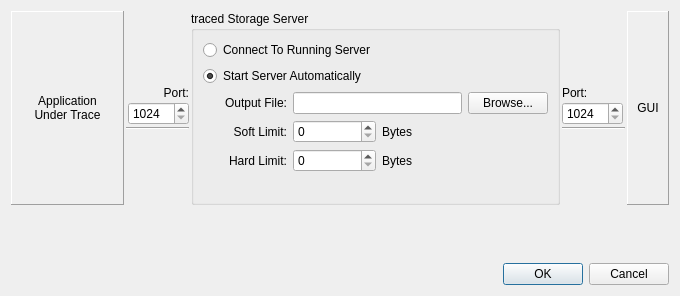
Above: gui/storageview.ui from froglogic/tracetool before the change. Below: the same form after it.
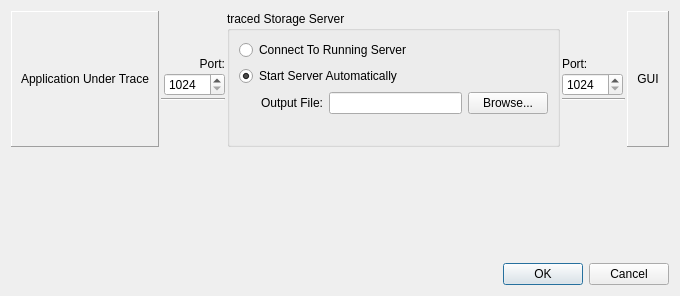
That is the form after the change.

Commit message:
Removed hard limit/soft limit configuration settings from GUI
These settings are outdated (there is no hard and soft limit anymore but
just a maximum size and a percentage by which to shrink). Furthermore, this
setting is not per server but per tracelib.xml.

Appropriate GUI elements might be reintroduced at some point in the
tracelib.xml configuration editor.

The edit to the form file:
```diff
--- a/gui/storageview.ui
+++ b/gui/storageview.ui
@@ -157,10 +157,10 @@
           </property>
          </widget>
         </item>
-        <item row="2" column="1" colspan="3">
+        <item row="2" column="1" colspan="2">
          <widget class="QLineEdit" name="traceFileEdit"/>
         </item>
-        <item row="2" column="4">
+        <item row="2" column="3">
          <widget class="QPushButton" name="traceFileBrowseButton">
           <property name="sizePolicy">
            <sizepolicy hsizetype="Maximum" vsizetype="Fixed">
@@ -173,55 +173,7 @@
           </property>
          </widget>
         </item>
-        <item row="3" column="0">
-         <widget class="QLabel" name="softLimitLabel">
-          <property name="text">
-           <string>Soft Limit:</string>
-          </property>
-          <property name="alignment">
-           <set>Qt::AlignRight|Qt::AlignTrailing|Qt::AlignVCenter</set>
-          </property>
-         </widget>
-        </item>
-        <item row="3" column="1">
-         <widget class="QSpinBox" name="softLimitSpin">
-          <property name="maximum">
-           <number>999999999</number>
-          </property>
-         </widget>
-        </item>
-        <item row="3" column="2">
-         <widget class="QLabel" name="softUnitsLabel">
-          <property name="text">
-           <string>Bytes</string>
-          </property>
-         </widget>
-        </item>
-        <item row="4" column="0">
-         <widget class="QLabel" name="hardLimitLabel">
-          <property name="text">
-           <string>Hard Limit:</string>
-          </property>
-          <property name="alignment">
-           <set>Qt::AlignRight|Qt::AlignTrailing|Qt::AlignVCenter</set>
-          </property>
-         </widget>
-        </item>
-        <item row="4" column="1">
-         <widget class="QSpinBox" name="hardLimitSpin">
-          <property name="maximum">
-           <number>999999999</number>
-          </property>
-         </widget>
-        </item>
-        <item row="4" column="2">
-         <widget class="QLabel" name="hardUnitsLabel">
-          <property name="text">
-           <string>Bytes</string>
-          </property>
-         </widget>
-        </item>
-        <item row="5" column="3" colspan="2">
+        <item row="3" column="2" colspan="2">
          <spacer name="verticalSpacer_2">
           <property name="orientation">
            <enum>Qt::Vertical</enum>
```
Left out of the diff: 96 changed lines with no effect on the pictures. The commit also changes 3 other files.
